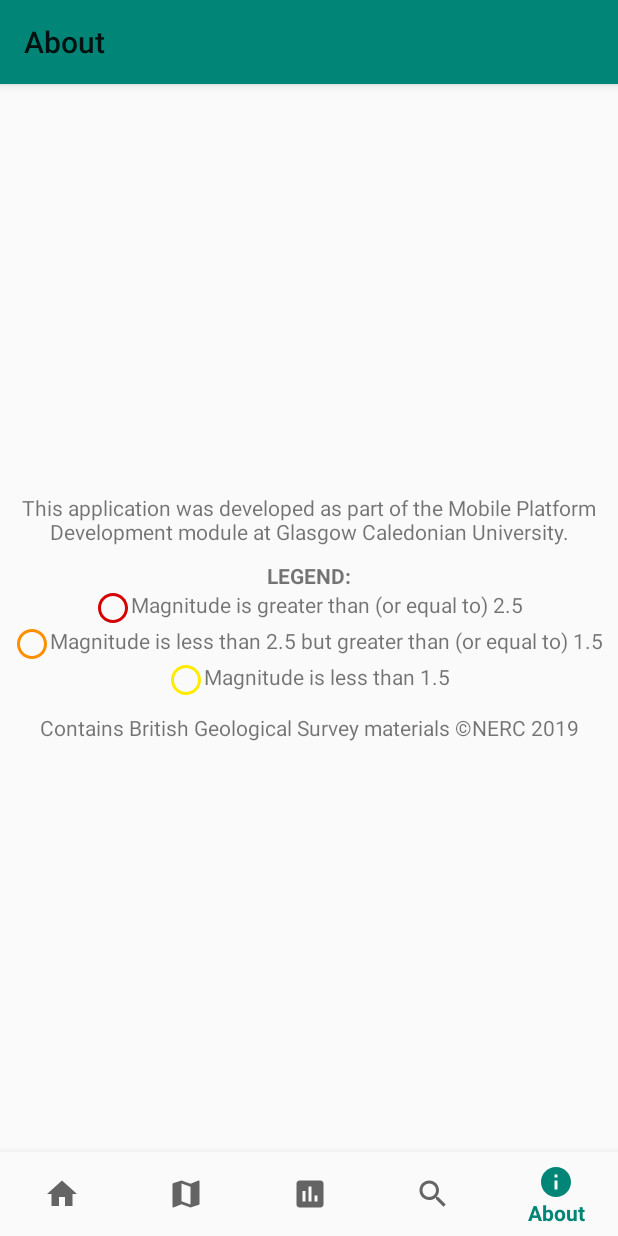
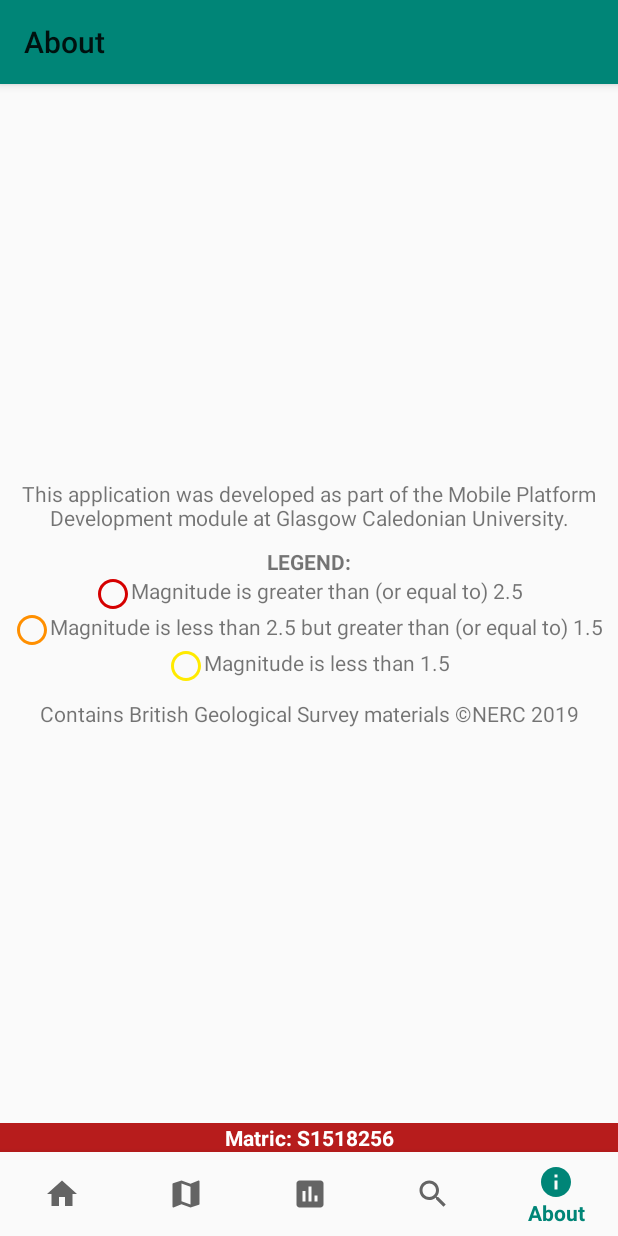
Before and after one commit to dsumps200/UKEarthquakeTracker, an Android app: the AboutActivity screen opened directly, with no data from a screen before it, on a phone screen of 412 x 824 dp. Run offline under Robolectric (Android 15) with nearby library versions, the phone set to English and light mode, and no system bars.

Commit message:
Matric added to screens

```diff
--- a/app/src/main/res/layout/activity_about.xml
+++ b/app/src/main/res/layout/activity_about.xml
@@ -23,7 +23,7 @@
         android:layout_height="0dp"
         android:gravity="center"
         android:orientation="vertical"
-        app:layout_constraintBottom_toTopOf="@id/navigation"
+        app:layout_constraintBottom_toTopOf="@id/matric"
         app:layout_constraintLeft_toLeftOf="parent"
         app:layout_constraintRight_toRightOf="parent"
         app:layout_constraintTop_toBottomOf="@id/toolbar">
@@ -83,6 +83,19 @@
 
     </LinearLayout>
 
+    <TextView
+        android:id="@+id/matric"
+        android:layout_width="0dp"
+        android:layout_height="wrap_content"
+        app:layout_constraintBottom_toTopOf="@id/navigation"
+        app:layout_constraintLeft_toLeftOf="parent"
+        app:layout_constraintRight_toRightOf="parent"
+        android:background="@color/colorPrimaryTest"
+        android:textColor="@color/colorBackgroundCard"
+        android:textStyle="bold"
+        android:gravity="center"
+        android:text="@string/matric" />
+
     <android.support.design.widget.BottomNavigationView
         android:id="@+id/navigation"
         android:layout_width="0dp"
--- a/app/src/main/res/values/strings.xml
+++ b/app/src/main/res/values/strings.xml
@@ -39,4 +39,5 @@
     <string name="stats_high_m">Highest Magnitude Earthquake:</string>
     <string name="stats_high_d">Deepest Earthquake:</string>
     <string name="stats_low_d">Shallowest Earthquake:</string>
+    <string name="matric">Matric: S1518256</string>
 </resources>
```
Also changed, not shown: app/src/main/res/layout-land/activity_main.xml (+14 -1 lines), app/src/main/res/layout-sw600dp-land/activity_main.xml (+14 -1 lines), app/src/main/res/layout-sw600dp/activity_main.xml (+14 -1 lines), app/src/main/res/layout/activity_main.xml (+17 -2 lines), app/src/main/res/layout/activity_map.xml (+14 -1 lines), app/src/main/res/layout/activity_stats.xml (+14 -1 lines).
